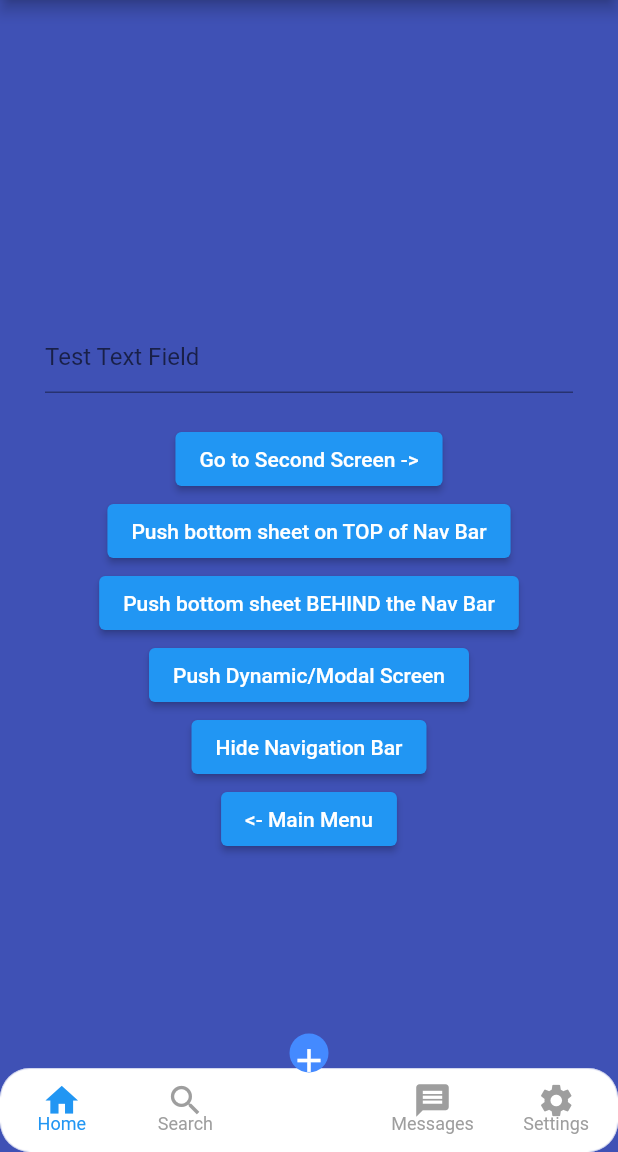
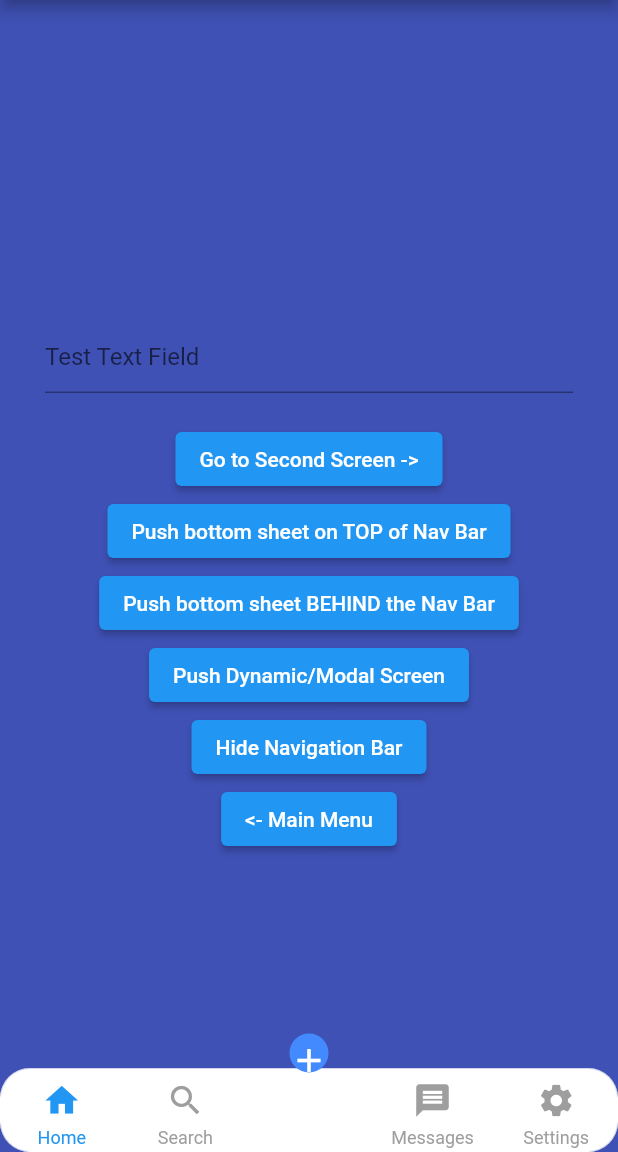
Before and after one commit to ahmed20142015/PersistentBottomNavBarV2, a Flutter app: the screen it shows after launch, after a tap on "Interactive Example", on a phone screen of 412 x 824 dp, the part 84-1236 px from its top. Run offline on Flutter 3.47's test engine with Material 2 defaults, Android fonts, the phone set to English and light mode, and no system bars.

Commit message:
init commit

```diff
--- a/lib/nav-bar-styles/style-15-bottom-nav-bar.widget.dart
+++ b/lib/nav-bar-styles/style-15-bottom-nav-bar.widget.dart
@@ -34,9 +34,7 @@ class BottomNavStyle15 extends StatelessWidget {
               mainAxisAlignment: MainAxisAlignment.start,
               crossAxisAlignment: CrossAxisAlignment.center,
               children: <Widget>[
-                Container(
-                  height: 22,
-                  child:  IconTheme(
+                IconTheme(
                   data: IconThemeData(
                       size: item.iconSize,
                       color: isSelected
@@ -50,7 +48,7 @@ class BottomNavStyle15 extends StatelessWidget {
                       ? item.icon
                       : item.inactiveIcon ?? item.icon,
                 ),
-                ),
+                SizedBox(height: 5,),
                 item.title == null
                     ? SizedBox.shrink()
                     : Material(
```
Lines whose indentation alone changed are shown as unchanged.
